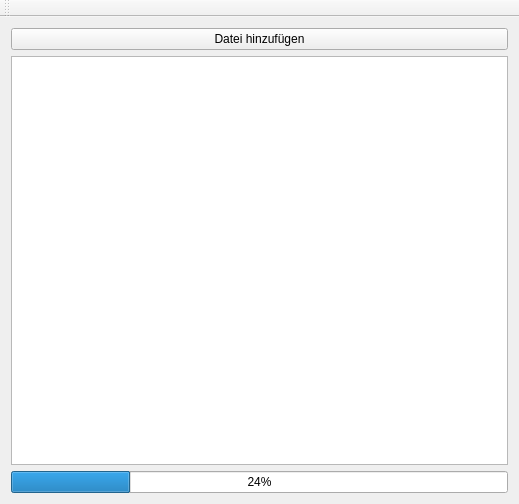
Before: the Qt Designer form mainwindow.ui in FAUSheppy/speech-server-client-qt, drawn with Qt 5.
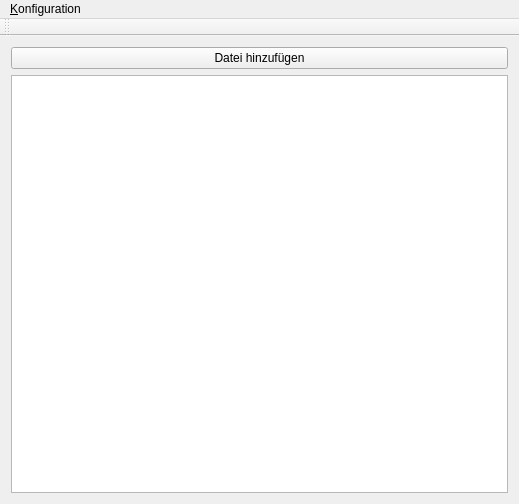
After: the same form once the commit is applied.

Patch:
```diff
--- a/mainwindow.ui
+++ b/mainwindow.ui
@@ -22,15 +22,8 @@
       </property>
      </widget>
     </item>
-    <item row="2" column="0">
-     <widget class="QProgressBar" name="progressBar">
-      <property name="value">
-       <number>24</number>
-      </property>
-     </widget>
-    </item>
     <item row="1" column="0">
-     <widget class="QTableView" name="tableView"/>
+     <widget class="QTableWidget" name="tableWidget"/>
     </item>
    </layout>
   </widget>
@@ -43,13 +36,21 @@
      <height>20</height>
     </rect>
    </property>
+   <widget class="QMenu" name="menuKonfiguration">
+    <property name="title">
+     <string>&amp;Konfiguration</string>
+    </property>
+    <addaction name="actionServer"/>
+    <addaction name="actionStandards"/>
+   </widget>
+   <addaction name="menuKonfiguration"/>
   </widget>
   <widget class="QToolBar" name="mainToolBar">
    <attribute name="toolBarArea">
     <enum>TopToolBarArea</enum>
    </attribute>
    <attribute name="toolBarBreak">
-    <bool>true</bool>
+    <bool>false</bool>
    </attribute>
   </widget>
  </widget>
```
Left out of the diff: 10 changed lines with no effect on the pictures.
